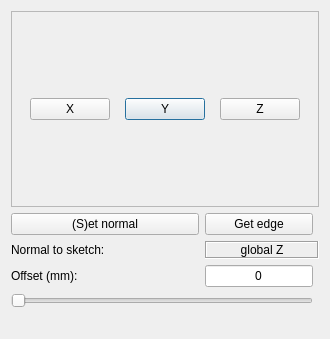
The window that dialogz/route.ui (oddtopus/dodo) describes before a commit, drawn with Qt 5.
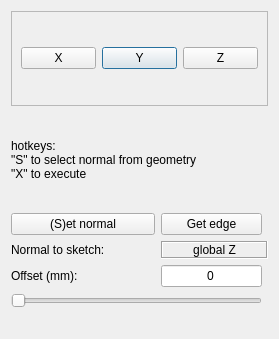
The same window after the commit.

```diff
--- a/dialogz/route.ui
+++ b/dialogz/route.ui
@@ -6,7 +6,7 @@
    <rect>
     <x>0</x>
     <y>0</y>
-    <width>330</width>
+    <width>279</width>
     <height>339</height>
    </rect>
   </property>
@@ -229,6 +229,15 @@
      </property>
     </widget>
    </item>
+   <item row="3" column="3" colspan="2">
+    <widget class="QLabel" name="label">
+     <property name="text">
+      <string>hotkeys:
+&quot;S&quot; to select normal from geometry
+&quot;X&quot; to execute</string>
+     </property>
+    </widget>
+   </item>
   </layout>
  </widget>
  <resources/>
```
